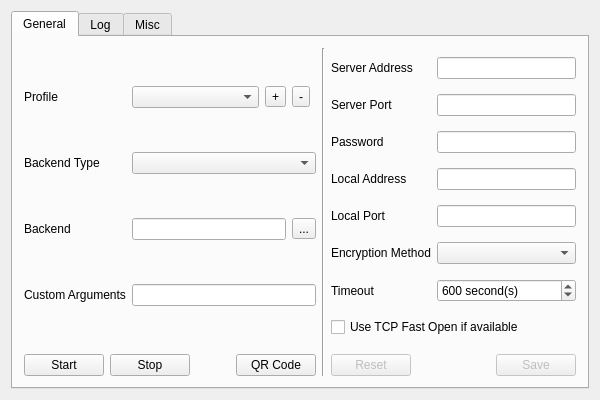
This is src/mainwindow.ui in shadowsocks/shadowsocks-qt5 as Qt 5 draws it before an edit. The edited form follows.
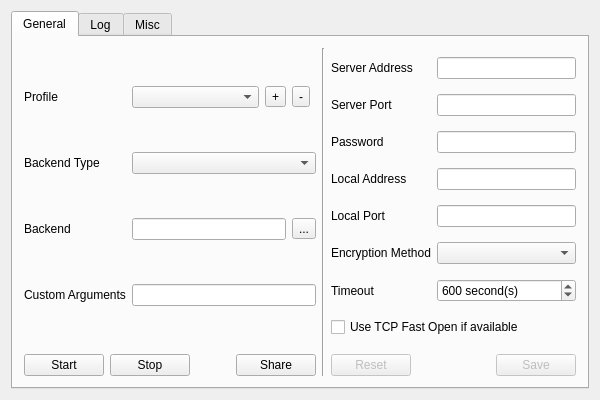
This is the edited form. Icons and pictures are not drawn.

Commit message: rename as ShareDialogue. QR Code is available on UNIX platforms. #16

```diff
--- a/src/mainwindow.ui
+++ b/src/mainwindow.ui
@@ -342,7 +342,7 @@
           <item>
            <widget class="QPushButton" name="qrcodeButton">
             <property name="text">
-             <string>QR Code</string>
+             <string>Share</string>
             </property>
            </widget>
           </item>
```
Left out of the diff: 2 changed lines with no effect on the pictures. The commit also changes 8 other files.
